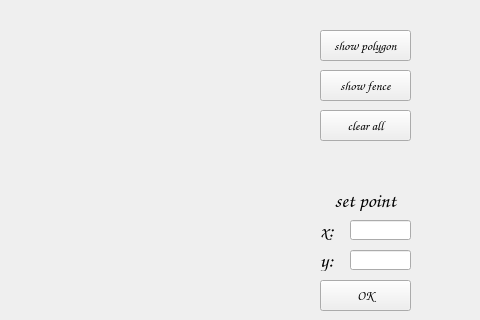
freesdog193/polygon_point, file widget.ui: the form before one commit; both pictures show x 320 to 800 and y 0 to 320 of the 800 by 600 pixel window.
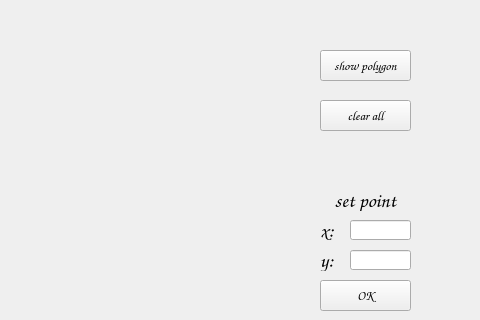
The form after the commit.

The edit to the form file:
```diff
--- a/widget.ui
+++ b/widget.ui
@@ -32,7 +32,7 @@
    <property name="geometry">
     <rect>
      <x>640</x>
-     <y>30</y>
+     <y>50</y>
      <width>91</width>
      <height>31</height>
     </rect>
@@ -51,7 +51,7 @@
    <property name="geometry">
     <rect>
      <x>640</x>
-     <y>110</y>
+     <y>100</y>
      <width>91</width>
      <height>31</height>
     </rect>
@@ -168,25 +168,6 @@
     <string>OK</string>
    </property>
   </widget>
-  <widget class="QPushButton" name="fenceButton">
-   <property name="geometry">
-    <rect>
-     <x>640</x>
-     <y>70</y>
-     <width>91</width>
-     <height>31</height>
-    </rect>
-   </property>
-   <property name="font">
-    <font>
-     <family>Comic Sans MS</family>
-     <pointsize>10</pointsize>
-    </font>
-   </property>
-   <property name="text">
-    <string>show fence</string>
-   </property>
-  </widget>
   <widget class="QPushButton" name="quitButton">
    <property name="geometry">
     <rect>
```
